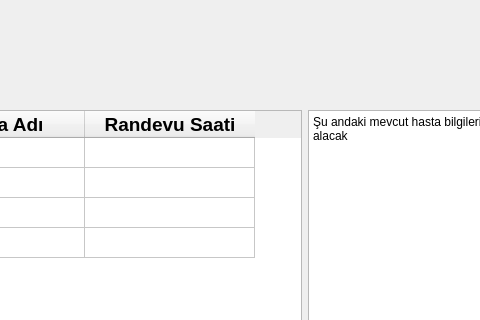
vy-randevu-yonetim-sistemi/randevu-yonetim-sistemi, file src/randevular.ui: the form before one commit; both pictures show x 305 to 785 and y 0 to 320 of the 1064 by 889 pixel window.
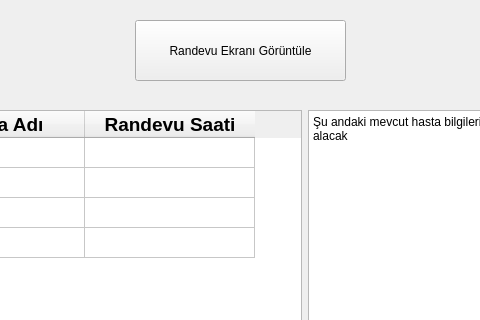
The form after the commit.

Commit message:
Randevu ekranı düzenli ve küçük düzeltmeler yapıldı
Sayfalar arası bağlantı kuruldu ve randevu sıralarına arayüzden erişim eklendi

```diff
--- a/src/randevular.ui
+++ b/src/randevular.ui
@@ -14,7 +14,7 @@
    <string>MainWindow</string>
   </property>
   <widget class="QWidget" name="centralwidget">
-   <widget class="QWidget" name="">
+   <widget class="QWidget" name="layoutWidget">
     <property name="geometry">
      <rect>
       <x>160</x>
@@ -155,6 +155,19 @@
      </item>
     </layout>
    </widget>
+   <widget class="QPushButton" name="btnAnaSayfa">
+    <property name="geometry">
+     <rect>
+      <x>440</x>
+      <y>20</y>
+      <width>211</width>
+      <height>61</height>
+     </rect>
+    </property>
+    <property name="text">
+     <string>Randevu Ekranı Görüntüle</string>
+    </property>
+   </widget>
   </widget>
   <widget class="QMenuBar" name="menubar">
    <property name="geometry">
```
Left out of the diff: 2 changed lines with no effect on the pictures. The commit also changes 11 other files.
